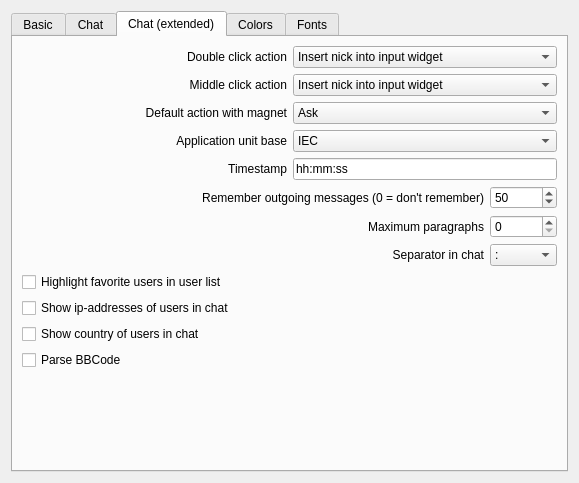
Qt form eiskaltdcpp-qt/ui/UISettingsGUI.ui (eiskaltdcpp/eiskaltdcpp) before a commit.
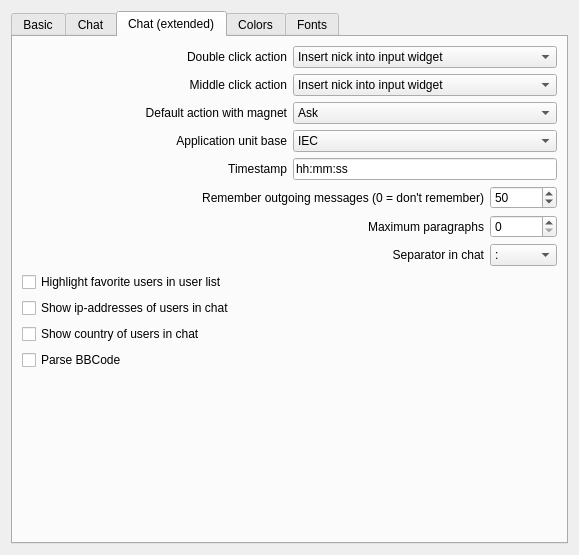
The same form after that commit. The open tabs and pages were chosen to show the change. Custom widgets are drawn as their Qt base class.

```diff
--- a/eiskaltdcpp-qt/ui/UISettingsGUI.ui
+++ b/eiskaltdcpp-qt/ui/UISettingsGUI.ui
@@ -7,7 +7,7 @@
     <x>0</x>
     <y>0</y>
     <width>579</width>
-    <height>483</height>
+    <height>555</height>
    </rect>
   </property>
   <property name="windowTitle">
```
Left out of the diff: 15 changed lines with no effect on the pictures.
